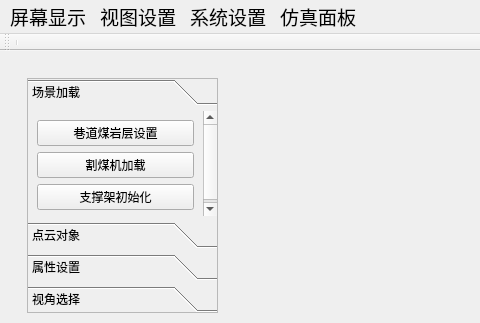
ez4jc/working_face_master, file ui/ui_initial_window_new3.ui: the form before one commit; both pictures show x 0 to 480 and y 0 to 323 of the 933 by 599 pixel window.
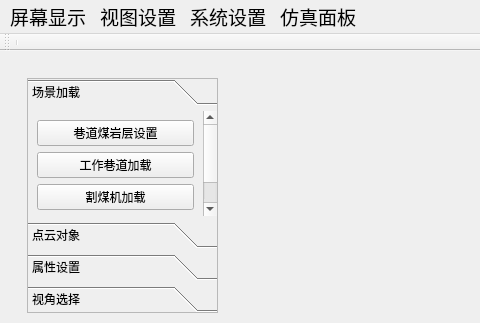
The form after the commit.

Commit message: 工作场景完善 v1.0

```diff
--- a/ui/ui_initial_window_new3.ui
+++ b/ui/ui_initial_window_new3.ui
@@ -59,8 +59,8 @@
                   <rect>
                    <x>0</x>
                    <y>0</y>
-                   <width>188</width>
-                   <height>115</height>
+                   <width>171</width>
+                   <height>132</height>
                   </rect>
                  </property>
                  <attribute name="label">
@@ -74,6 +74,13 @@
                     </property>
                    </widget>
                   </item>
+                  <item>
+                   <widget class="QPushButton" name="pushButton_loadWorkRoadway">
+                    <property name="text">
+                     <string>工作巷道加载</string>
+                    </property>
+                   </widget>
+                  </item>
                   <item>
                    <widget class="QPushButton" name="pushButton_coalCutter">
                     <property name="text">
```
Left out of the diff: 4 changed lines with no effect on the pictures. The commit also changes 20 other files.
